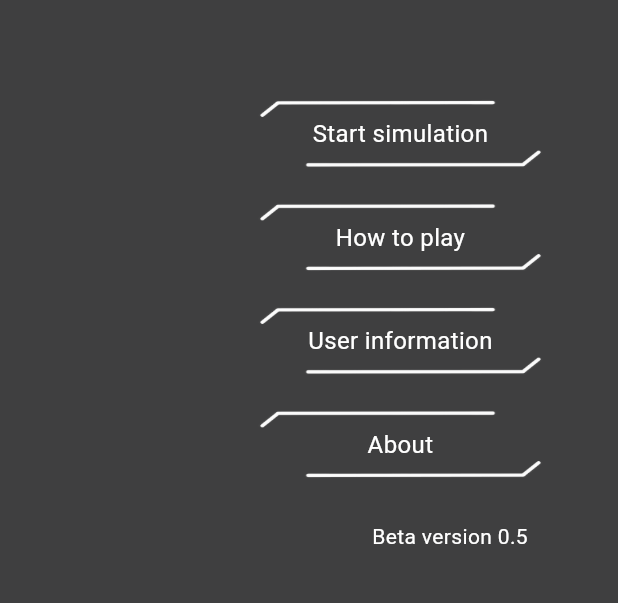
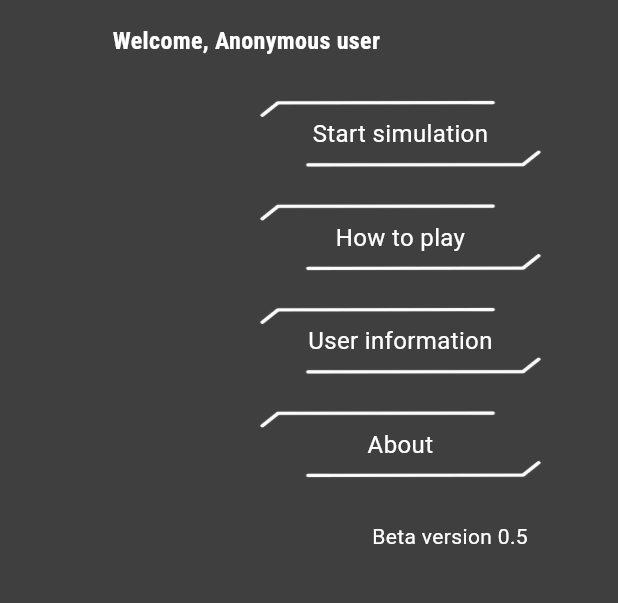
Before and after one commit to BedoyaSan/timesan, a Flutter app: the screen it shows after launch, after a tap on "How to play", after a tap on "Back to main menu", on a phone screen of 412 x 824 dp, the part 617-1220 px from its top. Run offline on Flutter 3.47's test engine with Material 3 defaults, Android fonts, the phone set to English and light mode, and no system bars; our stand-ins replace firebase_auth, firebase_core, firebase_database, flutter_redux, flutter_signin_button, google_fonts and 1 more; missing offline and left inert: flame; accounts and stored records are empty.

Commit message:
Name update - firebase

```diff
--- a/lib/main.dart
+++ b/lib/main.dart
@@ -44,7 +44,7 @@ class MainApp extends StatefulWidget {
   State<MainApp> createState() => _MainAppState();
 }
 
-class _MainAppState extends State<MainApp> {
+class _MainAppState extends State<MainApp> with AutomaticKeepAliveClientMixin {
   @override
   void initState() {
     super.initState();
@@ -77,12 +77,16 @@ class _MainAppState extends State<MainApp> {
     } catch (e) {
       // Something went wrong on retrieving user data!
     } finally {
+      setState(() {
+        FirebaseAuth.instance.currentUser?.reload();
+      });
       widget.store.dispatch(LoadingAction(false));
     }
   }
 
   @override
   Widget build(BuildContext context) {
+    super.build(context);
     return StoreProvider<AppState>(
       store: widget.store,
       child: PopScope(
@@ -166,6 +170,9 @@ class _MainAppState extends State<MainApp> {
       ),
     );
   }
+
+  @override
+  bool get wantKeepAlive => true;
 }
 
 Widget appWidget(String value, Future<void> Function() getInitialData) {
--- a/lib/ui/auth_screen.dart
+++ b/lib/ui/auth_screen.dart
@@ -8,18 +8,37 @@ import '../redux/actions.dart';
 import '../redux/app_state.dart';
 import '../util/data_fetch.dart';
 
-class AuthScreen extends StatelessWidget {
+class AuthScreen extends StatefulWidget {
   const AuthScreen({super.key});
 
   @override
-  Widget build(BuildContext context) {
-    return getAuthStatus(context);
-  }
+  State<AuthScreen> createState() => _AuthScreenState();
 }
 
-Widget getAuthStatus(BuildContext context) {
+class _AuthScreenState extends State<AuthScreen> {
+  final TextEditingController _nameController = TextEditingController(
+    text: FirebaseAuth.instance.currentUser?.displayName ?? 'Anonymous user',
+  );
+  String newNameValue =
+      FirebaseAuth.instance.currentUser?.displayName ?? 'Anonymous user';
+
+  @override
+  void initState() {
+    _nameController.addListener(() {
+      setState(() {
+        newNameValue = _nameController.value.text;
+      });
+    });
+
+    super.initState();
+  }
+
+  @override
+  Widget build(BuildContext context) {
+    double widthValue = MediaQuery.of(context).size.width;
     if (FirebaseAuth.instance.currentUser == null) {
-    return Center(
+      return Material(
+        child: Center(
           child: Column(
             mainAxisAlignment: MainAxisAlignment.center,
             children: [
@@ -35,7 +54,7 @@ Widget getAuthStatus(BuildContext context) {
                 text: 'Sign in anonymously',
               ),
               const SizedBox(
-            height: 50,
+                height: 15,
               ),
               SignInButton(
                 Buttons.Google,
@@ -68,10 +87,71 @@ Widget getAuthStatus(BuildContext context) {
                 },
               ),
               const SizedBox(
-            height: 50,
+                height: 15,
               ),
               SignInButtonBuilder(
                 onPressed: () async {
+                  Store<AppState> store = StoreProvider.of<AppState>(context);
+                  store.dispatch(SetViewAction('Home'));
+                },
+                backgroundColor: const Color.fromARGB(255, 228, 124, 117),
+                text: 'Back to main menu',
+              ),
+            ],
+          ),
+        ),
+      );
+    }
+
+    return Material(
+      child: Center(
+        child: Column(
+          mainAxisAlignment: MainAxisAlignment.center,
+          children: [
+            Padding(
+              padding: EdgeInsets.only(
+                left: widthValue * 0.2,
+                right: widthValue * 0.2,
+              ),
+              child: TextFormField(
+                controller: _nameController,
+                textAlign: TextAlign.center,
+                decoration: const InputDecoration(
+                  border: UnderlineInputBorder(),
+                  iconColor: Color.fromARGB(255, 46, 86, 155),
+                  suffixIcon: Icon(Icons.edit),
+                ),
+              ),
+            ),
+            const SizedBox(
+              height: 25,
+            ),
+            (newNameValue != '' &&
+                    newNameValue !=
+                        FirebaseAuth.instance.currentUser?.displayName &&
+                    (FirebaseAuth.instance.currentUser!.isAnonymous &&
+                        newNameValue != 'Anonymous user'))
+                ? SignInButtonBuilder(
+                    backgroundColor: Colors.cyan,
+                    onPressed: () async {
+                      Store<AppState> store =
+                          StoreProvider.of<AppState>(context);
+                      store.dispatch(LoadingAction(true));
+                      await FirebaseAuth.instance.currentUser
+                          ?.updateDisplayName(newNameValue);
+                      await FirebaseAuth.instance.currentUser?.reload();
+                      setState(() {});
+                      store.dispatch(LoadingAction(false));
+                    },
+                    text: 'Update name')
+                : const SizedBox(
+                    height: 25,
+                  ),
+            const SizedBox(
+              height: 15,
+            ),
+            SignInButtonBuilder(
+              onPressed: () {
                 Store<AppState> store = StoreProvider.of<AppState>(context);
                 store.dispatch(LoadingAction(true));
                 store.dispatch(SetViewAction('Home'));
@@ -82,37 +162,7 @@ Widget getAuthStatus(BuildContext context) {
             ),
           ],
         ),
-    );
-  }
-
-  if (FirebaseAuth.instance.currentUser!.isAnonymous) {
-    return Center(
-      child: Column(
-        mainAxisAlignment: MainAxisAlignment.center,
-        children: [
-          SignInButtonBuilder(
-            onPressed: () {},
-            backgroundColor: Colors.cyan,
-            text: FirebaseAuth.instance.currentUser?.displayName ??
-                'Anonymous user',
-          ),
-          const SizedBox(
-            height: 50,
-          ),
-          SignInButtonBuilder(
-            onPressed: () async {
-              Store<AppState> store = StoreProvider.of<AppState>(context);
-              store.dispatch(LoadingAction(true));
-              store.dispatch(SetViewAction('Home'));
-              store.dispatch(LoadingAction(false));
-            },
-            backgroundColor: const Color.fromARGB(255, 228, 124, 117),
-            text: 'Back to main menu',
-          ),
-        ],
       ),
     );
   }
-
-  return Container();
 }
--- a/lib/ui/main_menu.dart
+++ b/lib/ui/main_menu.dart
@@ -48,13 +48,8 @@ class MainMenu extends StatelessWidget {
                       width: 300,
                       child: Padding(
                         padding: const EdgeInsets.all(8.0),
-                        child: StoreConnector<AppState, String>(
-                          converter: (store) => store.state.userId,
-                          builder: (context, userId) {
-                            return Text(
-                              userId == ''
-                                  ? ''
-                                  : 'Welcome, ${FirebaseAuth.instance.currentUser?.displayName ?? 'Anonymous user'}',
+                        child: Text(
+                          'Welcome, ${FirebaseAuth.instance.currentUser?.displayName ?? 'Anonymous user'}',
                           style: const TextStyle(
                             color: Colors.white,
                             fontWeight: FontWeight.bold,
@@ -62,8 +57,6 @@ class MainMenu extends StatelessWidget {
                             decoration: TextDecoration.none,
                           ),
                           textDirection: TextDirection.ltr,
-                            );
-                          },
                         ),
                       ),
                     ),
```
Also changed, not shown: lib/game/timesan_game.dart (+7 -0 lines), lib/ui/game_select.dart (+12 -3 lines), 1 other file. Lines whose indentation alone changed are shown as unchanged.
